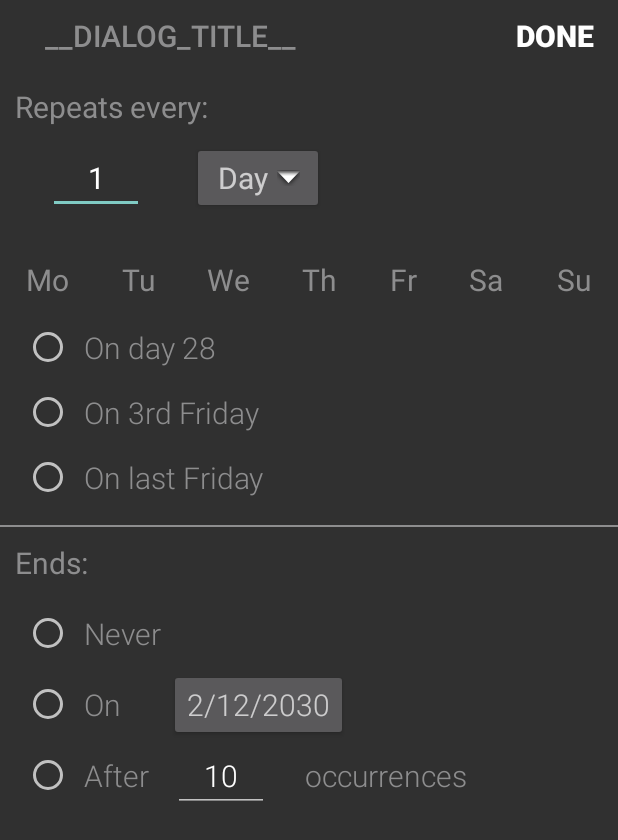
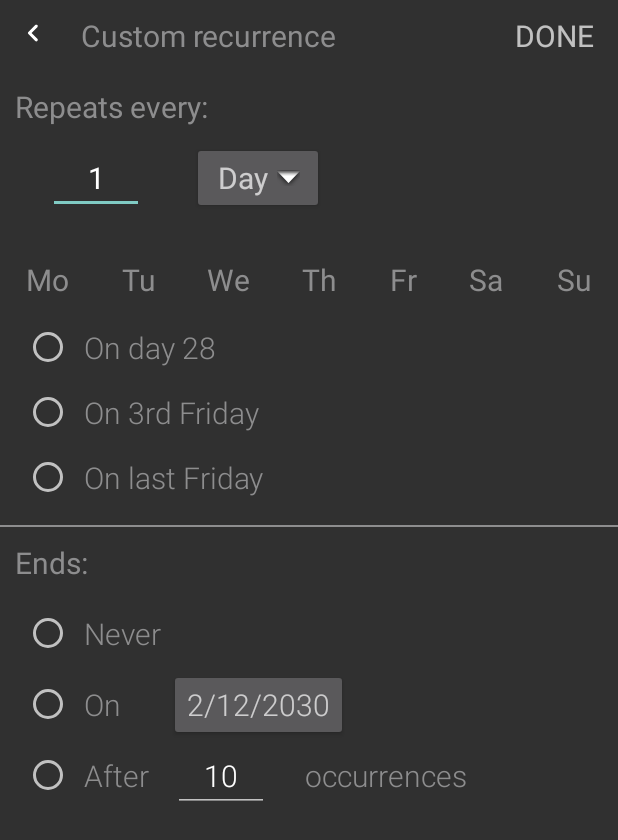
Before and after one commit to quarck/CNLight, an Android app: the layout dialog_recurrence.xml on its own in the app's theme, with its tools: preview values and no code run, on a phone screen of 412 x 824 dp. Shown: the top 840 px of the screen. Run offline under Robolectric (Android 15) with nearby library versions, the phone set to English and light mode, and no system bars.

Commit message:
Back button added for the recurrence dialog

```diff
--- a/app/src/main/java/com/github/quarck/calnotify/ui/MainActivityNG.kt
+++ b/app/src/main/java/com/github/quarck/calnotify/ui/MainActivityNG.kt
@@ -122,7 +122,7 @@ class MainActivityNG : AppCompatActivity() {
 //                        .create()
 //
 //        view.onComplete {
-//            DevLog.info(LOG_TAG, "${it.serialize().serialize()}")
+//            DevLog.info(LOG_TAG, "RRULE:${it?.serialize()?.serialize()}")
 //            dialog.dismiss()
 //        }
 //
--- a/app/src/main/res/layout/dialog_recurrence.xml
+++ b/app/src/main/res/layout/dialog_recurrence.xml
@@ -14,29 +14,44 @@
         android:layout_width="match_parent"
         android:layout_height="wrap_content"
         android:orientation="horizontal">
+
+        <ImageView
+            android:layout_width="wrap_content"
+            android:layout_height="wrap_content"
+            android:longClickable="false"
+            android:id="@+id/recurrence_dialog_back_btn"
+            android:src="@drawable/ic_navigate_before_white_24dp"
+            android:paddingStart="10dp"
+            android:paddingEnd="10dp"
+            android:paddingTop="10dp"
+            android:paddingBottom="10dp"
+            android:background="?android:attr/selectableItemBackground"
+            android:contentDescription="@string/back_button"
+            />
+
         <TextView
             android:layout_width="wrap_content"
             android:layout_height="wrap_content"
-            android:textAppearance="@style/TextAppearance.AppCompat.Title"
-            android:text="__DIALOG_TITLE__"
+            android:textAppearance="@style/TextAppearance.AppCompat.Display1"
+            android:text="@string/custom_recurrence"
             android:id="@+id/recurrence_dialog_title"
             android:layout_gravity="start"
-            android:paddingStart="30dp"
+            android:paddingStart="10dp"
             android:paddingEnd="10dp"
             android:paddingTop="10dp"
             android:paddingBottom="10dp"
+            android:layout_toEndOf="@id/recurrence_dialog_back_btn"
             android:textColor="@color/secondary_text"
             />
 
         <TextView
             android:id="@+id/recurrence_dialog_button_done"
             android:background="?android:attr/selectableItemBackground"
-            android:textAppearance="@style/TextAppearance.AppCompat.Title"
+            android:textAppearance="@style/TextAppearance.AppCompat.Display1"
             android:clickable="true"
             android:focusable="true"
             android:layout_width="wrap_content"
             android:layout_height="wrap_content"
-            android:textStyle="bold"
             android:paddingEnd="16dp"
             android:paddingStart="16dp"
             android:paddingTop="10dp"
--- a/app/src/main/res/values/strings.xml
+++ b/app/src/main/res/values/strings.xml
@@ -290,5 +290,6 @@ THIS APP DOESN\'T STEAL YOUR DATA
     <string name="unit_year">year</string>
     <string name="on_day_fmt" formatted="true">On day %s</string>
     <string name="on_fmt" formatted="true">On %s</string>
+    <string name="custom_recurrence">Custom recurrence</string>
 
 </resources>
```
Also changed, not shown: app/src/main/java/com/github/quarck/calnotify/ui/RecurrenceView.kt (+11 -5 lines).
